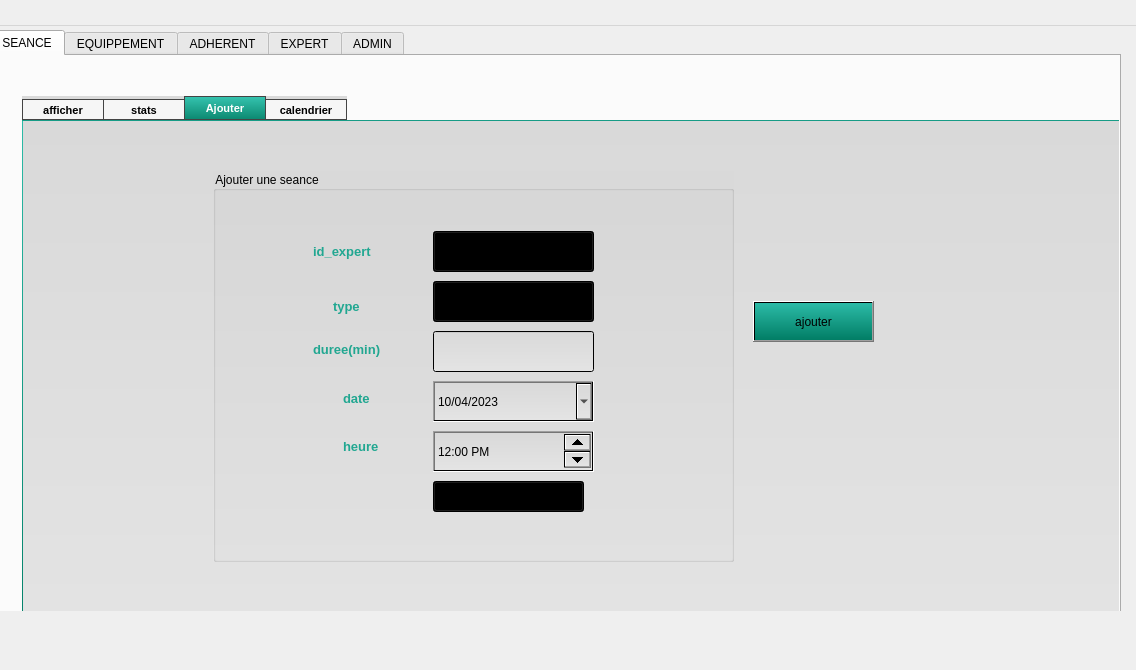
Old version of the form dashboard_e.ui in the repository Kayamii/projetcpp.
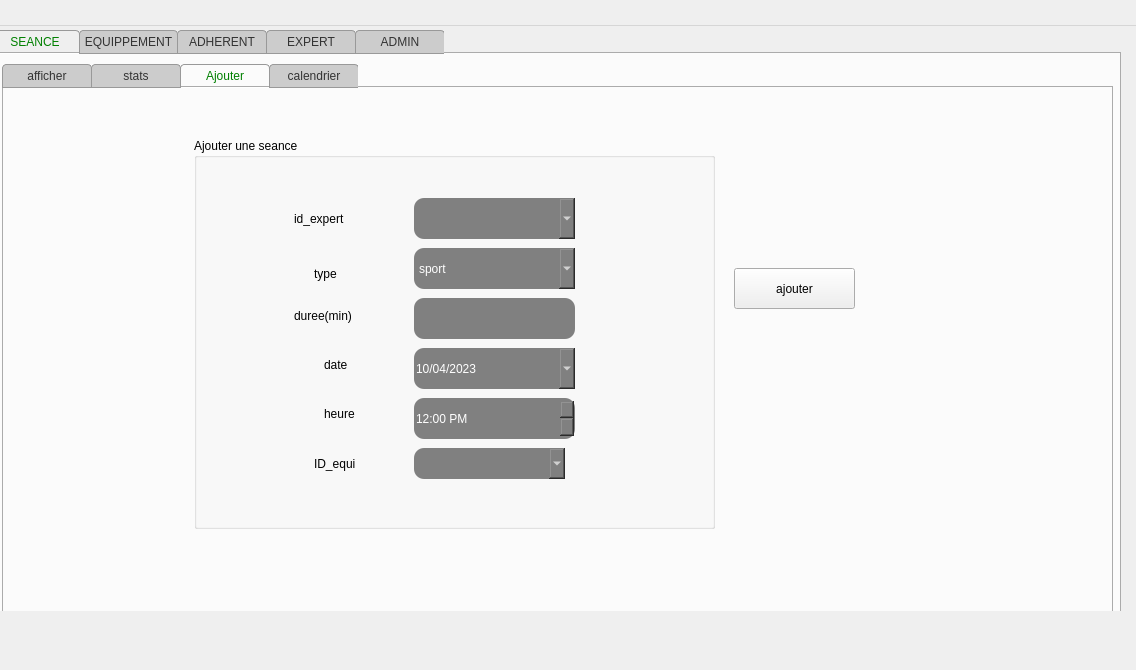
New version of the form. The open tabs and pages were chosen to show the change. Icons and pictures are not drawn.

Patch:
```diff
--- a/dashboard_e.ui
+++ b/dashboard_e.ui
@@ -31,6 +31,31 @@
       <height>611</height>
      </rect>
     </property>
+    <property name="styleSheet">
+     <string notr="true">QTabWidget::tab-bar {
+    alignment: center;
+}
+
+QTabBar::tab {
+    background-color: #cccccc;
+    color: #333333;
+    border: 1px solid #999999;
+    border-top-left-radius: 4px;
+    border-top-right-radius: 4px;
+    padding: 4px;
+    min-width: 80px;
+    margin-right: -1px;
+    font-family: Arial, sans-serif; /* change font */
+    font-size: 12px; /* change font size */
+}
+
+QTabBar::tab:selected, QTabBar::tab:hover {
+    background-color: light green;
+    color: green;
+    border-bottom-color: #ffffff;
+}
+</string>
+    </property>
     <property name="currentIndex">
      <number>0</number>
     </property>
@@ -41,121 +66,14 @@
      <widget class="QTabWidget" name="Modifier">
       <property name="geometry">
        <rect>
-        <x>30</x>
-        <y>40</y>
+        <x>10</x>
+        <y>10</y>
         <width>1111</width>
         <height>561</height>
        </rect>
       </property>
       <property name="styleSheet">
-       <string notr="true">QWidget
-{
-	background-color: qlineargradient(spread:repeat, x1:1, y1:0, x2:1, y2:1, stop:0 rgba(217, 217, 217, 255),stop:1 rgba(228, 228, 228, 255));
-	color: #000000;
-
-}
-
-
-/*-----QLabel-----*/
-QLabel
-{
-	background-color: transparent;
-	color: qlineargradient(spread:repeat, x1:1, y1:0, x2:1, y2:1, stop:0 rgba(54, 197, 177, 255),stop:1 rgba(11, 135, 111, 255));
-	font-size: 10pt;
-	font-weight: bold;
-	border-color: #000000;
-
-}
-
-
-/*-----QToolButton-----*/
-QToolButton
-{
-	background-color: qlineargradient(spread:repeat, x1:1, y1:0, x2:1, y2:1, stop:0 rgba(44, 187, 167, 255),stop:1 rgba(1, 125, 101, 255));
-	color: #fff;
-	font-size: 12pt;
-	border-radius: 4px;
-	padding: 10px;
-
-}
-
-
-QToolButton::pressed
-{
-	background-color: qlineargradient(spread:repeat, x1:1, y1:0, x2:1, y2:1, stop:0 rgba(54, 197, 177, 255),stop:1 rgba(11, 135, 111, 255));
-
-}
-
-
-/*-----QTabWidget-----*/
-QTabBar::tab 
-{
-	font-size: 8pt;
-	font-weight: bold;
-	width: 80px;
-    border: 1px solid #444;
-    padding-top: 3px;
-    padding-bottom: 2px;
-    margin-right: -1px;
-
-}
-
-QTabWidget::pane 
-{
-    border: 1px solid qlineargradient(spread:repeat, x1:1, y1:0, x2:1, y2:1, stop:0 rgba(44, 187, 167, 255),stop:1 rgba(1, 125, 101, 255));;
-
-}
-
-QTabBar::tab:last
-{
-    margin-right: 0; 
-
-}
-
-QTabBar::tab:first:!selected
-{
-	margin-left: 0px; 
-
-}
-
-QTabBar::tab:!selected
-{
-    color: #000;
-    margin-top: 3px;
-    background-color: #f6f6f6;
-
-}
-
-QTabBar::tab:selected
-{
-	background-color: qlineargradient(spread:repeat, x1:1, y1:0, x2:1, y2:1, stop:0 rgba(54, 197, 177, 255),stop:1 rgba(11, 135, 111, 255));
-	color: #fff;
-
-}
-
-QTabBar::tab:!selected:hover
-{
-    background-color: qlineargradient(spread:repeat, x1:1, y1:0, x2:1, y2:1, stop:0 rgba(44, 187, 167, 255),stop:1 rgba(1, 125, 101, 255));
-
-}
-QCalendarWidget QWidget#qt_calendar_calendarview {
-    background-color: white;
-}
-QPushButton{
-	background-color: qlineargradient(spread:repeat, x1:1, y1:0, x2:1, y2:1, stop:0 rgba(44, 187, 167, 255),stop:1 rgba(1, 125, 101, 255));
-
-}
-QPushButton::default{
-	background-color: qlineargradient(spread:repeat, x1:1, y1:0, x2:1, y2:1, stop:0 rgba(44, 187, 167, 255),stop:1 rgba(1, 125, 101, 255));
-
-}
-QPushButton:hover{
-background-color: light green;
-
-}
-QPushButton:pressed{
-	
-}</string>
+       <string notr="true"/>
       </property>
       <property name="currentIndex">
        <number>2</number>
@@ -383,7 +301,10 @@
           </rect>
          </property>
          <property name="styleSheet">
-          <string notr="true"/>
+          <string notr="true">border-radius: 10px;
+background-color: grey;
+color: rgb(255, 255, 255);
+alternate-background-color: rgb(255, 255, 255);</string>
          </property>
         </widget>
         <widget class="QComboBox" name="id_exp">
@@ -396,7 +317,10 @@
           </rect>
          </property>
          <property name="styleSheet">
-          <string notr="true"/>
+          <string notr="true">border-radius: 10px;
+background-color: grey;
+color: rgb(255, 255, 255);
+alternate-background-color: rgb(255, 255, 255);</string>
          </property>
         </widget>
         <widget class="QLabel" name="label">
@@ -425,7 +349,10 @@
           </rect>
          </property>
          <property name="styleSheet">
-          <string notr="true"/>
+          <string notr="true">border-radius: 10px;
+background-color: grey;
+color: rgb(255, 255, 255);
+alternate-background-color: rgb(255, 255, 255);</string>
          </property>
          <property name="maximumTime">
           <time>
@@ -462,7 +389,10 @@
           </rect>
          </property>
          <property name="styleSheet">
-          <string notr="true"/>
+          <string notr="true">border-radius: 10px;
+background-color: grey;
+color: rgb(255, 255, 255);
+alternate-background-color: rgb(255, 255, 255);</string>
          </property>
          <property name="dateTime">
           <datetime>
@@ -511,7 +441,10 @@
           </rect>
          </property>
          <property name="styleSheet">
-          <string notr="true"/>
+          <string notr="true">border-radius: 10px;
+background-color: grey;
+color: rgb(255, 255, 255);
+alternate-background-color: rgb(255, 255, 255);</string>
          </property>
          <item>
           <property name="text">
@@ -533,6 +466,28 @@
            <height>31</height>
           </rect>
          </property>
+         <property name="styleSheet">
+          <string notr="true">border-radius: 10px;
+background-color: grey;
+color: rgb(255, 255, 255);
+alternate-background-color: rgb(255, 255, 255);</string>
+         </property>
+        </widget>
+        <widget class="QLabel" name="label_3">
+         <property name="geometry">
+          <rect>
+           <x>120</x>
+           <y>310</y>
+           <width>71</width>
+           <height>31</height>
+          </rect>
+         </property>
+         <property name="styleSheet">
+          <string notr="true"/>
+         </property>
+         <property name="text">
+          <string>ID_equi</string>
+         </property>
         </widget>
        </widget>
       </widget>
```
Left out of the diff: 486 changed lines with no effect on the pictures.
